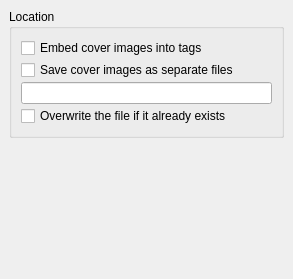
First picture: the form in ui/options_cover.ui, repository metabrainz/picard, before the edit.
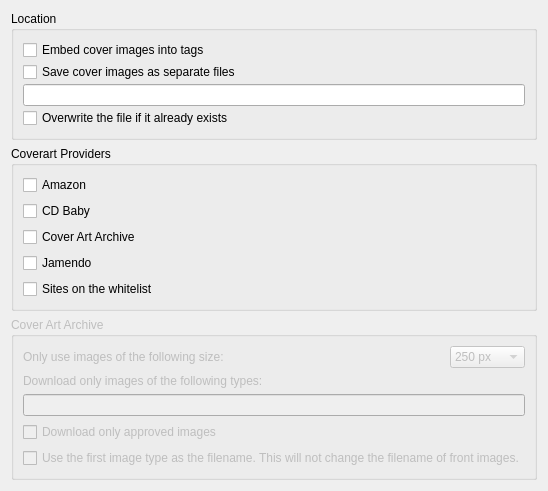
Second picture: the form after the edit.

Commit message: Merge the cover provider options page into the cover one

```diff
--- a/ui/options_cover.ui
+++ b/ui/options_cover.ui
@@ -1,53 +1,47 @@
 <ui version="4.0" >
  <class>CoverOptionsPage</class>
- <widget class="QWidget" name="CoverOptionsPage" >
-  <property name="geometry" >
+ <widget class="QWidget" name="CoverOptionsPage">
+  <property name="geometry">
    <rect>
     <x>0</x>
     <y>0</y>
-    <width>293</width>
-    <height>279</height>
+    <width>524</width>
+    <height>484</height>
    </rect>
   </property>
-  <layout class="QVBoxLayout" >
-   <property name="margin" >
-    <number>9</number>
-   </property>
-   <property name="spacing" >
-    <number>6</number>
-   </property>
+  <layout class="QVBoxLayout" name="verticalLayout">
    <item>
-    <widget class="QGroupBox" name="rename_files" >
-     <property name="title" >
+    <widget class="QGroupBox" name="rename_files">
+     <property name="title">
       <string>Location</string>
      </property>
-     <layout class="QVBoxLayout" >
-      <property name="margin" >
-       <number>9</number>
-      </property>
-      <property name="spacing" >
+     <layout class="QVBoxLayout">
+      <property name="spacing">
        <number>2</number>
       </property>
+      <property name="margin">
+       <number>9</number>
+      </property>
       <item>
-       <widget class="QCheckBox" name="save_images_to_tags" >
-        <property name="text" >
+       <widget class="QCheckBox" name="save_images_to_tags">
+        <property name="text">
          <string>Embed cover images into tags</string>
         </property>
        </widget>
       </item>
       <item>
-       <widget class="QCheckBox" name="save_images_to_files" >
-        <property name="text" >
+       <widget class="QCheckBox" name="save_images_to_files">
+        <property name="text">
          <string>Save cover images as separate files</string>
         </property>
        </widget>
       </item>
       <item>
-       <widget class="QLineEdit" name="cover_image_filename" />
+       <widget class="QLineEdit" name="cover_image_filename"/>
       </item>
       <item>
-       <widget class="QCheckBox" name="save_images_overwrite" >
-        <property name="text" >
+       <widget class="QCheckBox" name="save_images_overwrite">
+        <property name="text">
          <string>Overwrite the file if it already exists</string>
         </property>
        </widget>
@@ -55,6 +49,141 @@
      </layout>
     </widget>
    </item>
+   <item>
+    <widget class="QGroupBox" name="groupBox">
+     <property name="title">
+      <string>Coverart Providers</string>
+     </property>
+     <layout class="QVBoxLayout" name="verticalLayout_2">
+      <item>
+       <widget class="QCheckBox" name="caprovider_amazon">
+        <property name="text">
+         <string>Amazon</string>
+        </property>
+       </widget>
+      </item>
+      <item>
+       <widget class="QCheckBox" name="caprovider_cdbaby">
+        <property name="text">
+         <string>CD Baby</string>
+        </property>
+       </widget>
+      </item>
+      <item>
+       <widget class="QCheckBox" name="caprovider_caa">
+        <property name="text">
+         <string>Cover Art Archive</string>
+        </property>
+       </widget>
+      </item>
+      <item>
+       <widget class="QCheckBox" name="caprovider_jamendo">
+        <property name="text">
+         <string>Jamendo</string>
+        </property>
+       </widget>
+      </item>
+      <item>
+       <widget class="QCheckBox" name="caprovider_whitelist">
+        <property name="text">
+         <string>Sites on the whitelist</string>
+        </property>
+       </widget>
+      </item>
+     </layout>
+    </widget>
+   </item>
+   <item>
+    <widget class="QGroupBox" name="gb_caa">
+     <property name="enabled">
+      <bool>false</bool>
+     </property>
+     <property name="title">
+      <string>Cover Art Archive</string>
+     </property>
+     <layout class="QVBoxLayout" name="verticalLayout_3">
+      <item>
+       <layout class="QHBoxLayout" name="horizontalLayout">
+        <item>
+         <widget class="QLabel" name="label">
+          <property name="text">
+           <string>Only use images of the following size:</string>
+          </property>
+         </widget>
+        </item>
+        <item>
+         <spacer name="horizontalSpacer">
+          <property name="orientation">
+           <enum>Qt::Horizontal</enum>
+          </property>
+          <property name="sizeHint" stdset="0">
+           <size>
+            <width>40</width>
+            <height>20</height>
+           </size>
+          </property>
+         </spacer>
+        </item>
+        <item>
+         <widget class="QComboBox" name="cb_image_size">
+          <property name="sizePolicy">
+           <sizepolicy hsizetype="Preferred" vsizetype="Fixed">
+            <horstretch>0</horstretch>
+            <verstretch>0</verstretch>
+           </sizepolicy>
+          </property>
+          <item>
+           <property name="text">
+            <string>250 px</string>
+           </property>
+          </item>
+          <item>
+           <property name="text">
+            <string>500 px</string>
+           </property>
+          </item>
+          <item>
+           <property name="text">
+            <string>Full size</string>
+           </property>
+          </item>
+         </widget>
+        </item>
+       </layout>
+      </item>
+      <item>
+       <widget class="QLabel" name="label_2">
+        <property name="text">
+         <string>Download only images of the following types:</string>
+        </property>
+       </widget>
+      </item>
+      <item>
+       <widget class="QLineEdit" name="le_image_types"/>
+      </item>
+      <item>
+       <widget class="QCheckBox" name="cb_approved_only">
+        <property name="text">
+         <string>Download only approved images</string>
+        </property>
+       </widget>
+      </item>
+      <item>
+       <widget class="QCheckBox" name="cb_type_as_filename">
+        <property name="sizePolicy">
+         <sizepolicy hsizetype="Minimum" vsizetype="Fixed">
+          <horstretch>0</horstretch>
+          <verstretch>0</verstretch>
+         </sizepolicy>
+        </property>
+        <property name="text">
+         <string>Use the first image type as the filename. This will not change the filename of front images.</string>
+        </property>
+       </widget>
+      </item>
+     </layout>
+    </widget>
+   </item>
    <item>
     <spacer>
      <property name="orientation" >
```
Left out of the diff: 7 changed lines with no effect on the pictures. The commit also changes 6 other files.
